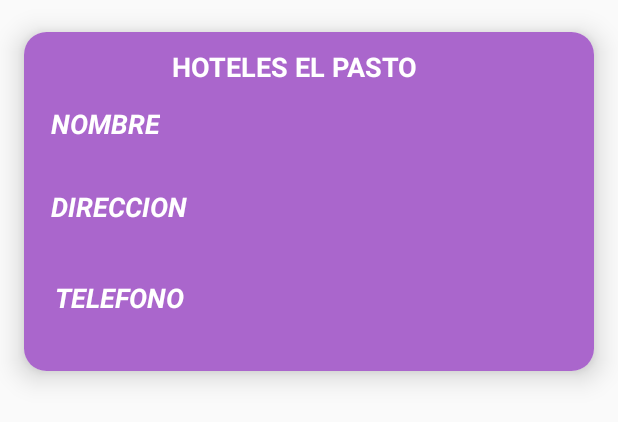
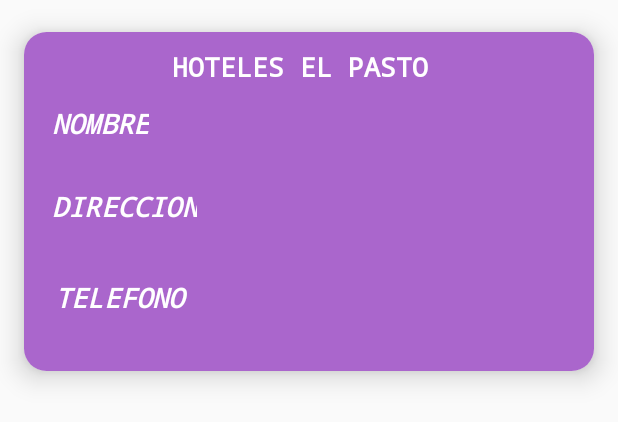
Before and after one commit to dani-21201/restaurante_final, an Android app: the layout activity_lista_restaurante.xml on its own in the app's theme, with its tools: preview values and no code run, on a phone screen of 412 x 824 dp. Shown: the top 422 px of the screen. Run offline under Robolectric (Android 15) with nearby library versions, the phone set to English and light mode, and no system bars.

Commit message:
segundo cambio

```diff
--- a/app/src/main/res/layout/activity_lista_restaurante.xml
+++ b/app/src/main/res/layout/activity_lista_restaurante.xml
@@ -23,6 +23,7 @@
             android:layout_height="wrap_content"
             android:layout_x="18dp"
             android:layout_y="49dp"
+            android:fontFamily="monospace"
             android:text="NOMBRE"
             android:textAlignment="center"
             android:textAppearance="@style/TextAppearance.AppCompat.Body1"
@@ -36,6 +37,7 @@
             android:layout_height="wrap_content"
             android:layout_x="127dp"
             android:layout_y="57dp"
+            android:fontFamily="monospace"
             android:textAlignment="center"
             android:textAppearance="@style/TextAppearance.AppCompat"
             android:textColor="@android:color/background_dark"
@@ -47,6 +49,7 @@
             android:layout_height="wrap_content"
             android:layout_x="18dp"
             android:layout_y="104dp"
+            android:fontFamily="monospace"
             android:text="DIRECCION"
             android:textAlignment="center"
             android:textAppearance="@style/TextAppearance.AppCompat.Body1"
@@ -60,6 +63,7 @@
             android:layout_height="wrap_content"
             android:layout_x="147dp"
             android:layout_y="109dp"
+            android:fontFamily="monospace"
             android:textAlignment="center"
             android:textAppearance="@style/TextAppearance.AppCompat"
             android:textColor="@android:color/background_dark"
@@ -71,6 +75,7 @@
             android:layout_height="wrap_content"
             android:layout_x="13dp"
             android:layout_y="165dp"
+            android:fontFamily="monospace"
             android:text="TELEFONO"
             android:textAlignment="center"
             android:textAppearance="@style/TextAppearance.AppCompat.Body1"
@@ -84,6 +89,7 @@
             android:layout_height="wrap_content"
             android:layout_x="154dp"
             android:layout_y="173dp"
+            android:fontFamily="monospace"
             android:textAlignment="center"
             android:textAppearance="@style/TextAppearance.AppCompat"
             android:textColor="@android:color/background_dark"
@@ -95,6 +101,7 @@
             android:layout_height="wrap_content"
             android:layout_x="99dp"
             android:layout_y="11dp"
+            android:fontFamily="monospace"
             android:text="HOTELES EL PASTO"
             android:textAppearance="@style/TextAppearance.AppCompat.Body1"
             android:textColor="@color/cardview_light_background"
```
